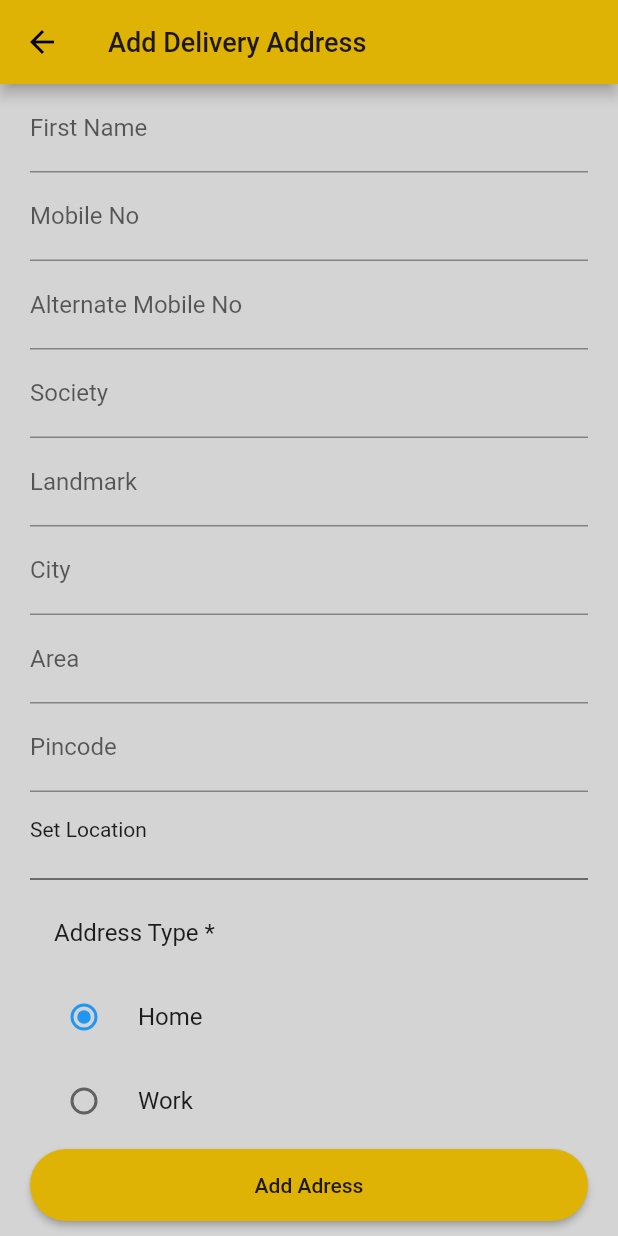
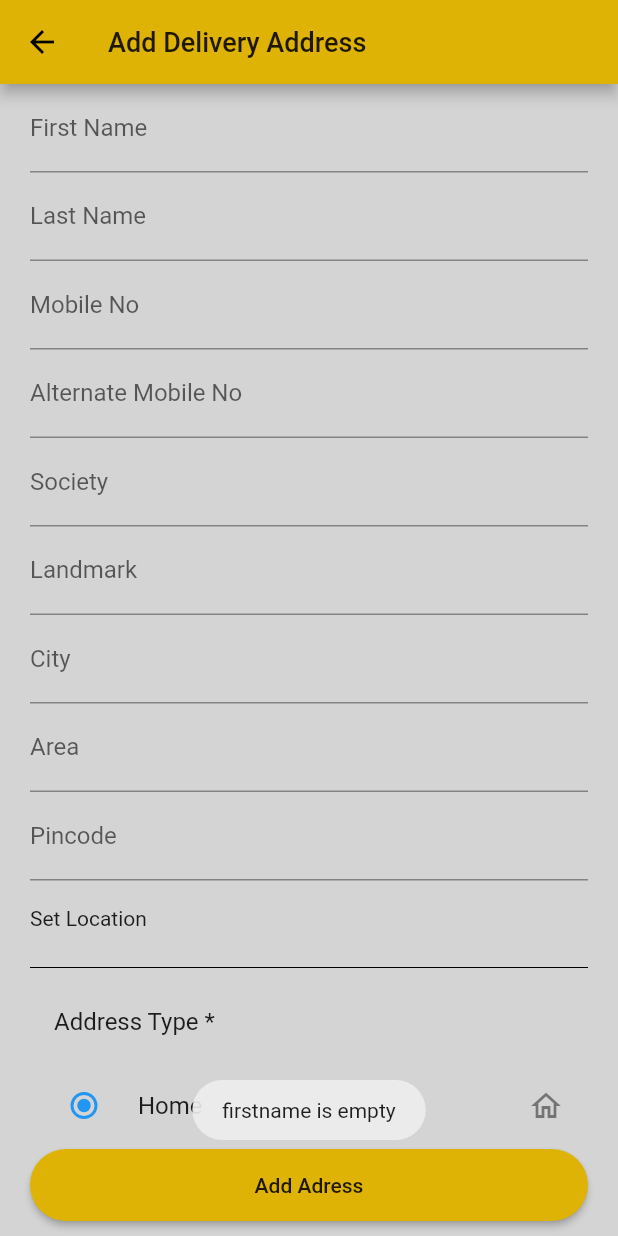
Before and after one commit to swenes/food_app_with_admin_panel_FLUTTER, a Flutter app: the AddDeliveryAdress screen opened directly, after a tap on "Add Adress", on a phone screen of 412 x 824 dp. Run offline on Flutter 3.47's test engine with Material 2 defaults, Android fonts, the light colour scheme and no system bars; our stand-ins replace cloud_firestore, firebase_auth, firebase_core, flutter_signin_button, fluttertoast, google_sign_in; accounts and stored records are empty; network calls fail.

Commit message:
added payment screen and delivery adress screen

```diff
--- a/lib/main.dart
+++ b/lib/main.dart
@@ -1,6 +1,7 @@
 import 'package:firebase_auth/firebase_auth.dart';
 import 'package:flutter/material.dart';
 import 'package:firebase_core/firebase_core.dart';
+import 'package:food_app_ytm/providers/check_out_provider.dart';
 import 'package:food_app_ytm/providers/product_provider.dart';
 import 'package:food_app_ytm/providers/review_cart_provider.dart';
 import 'package:food_app_ytm/providers/user_provider.dart';
@@ -35,6 +36,9 @@
         ),
         ChangeNotifierProvider<WishListProvider>(
           create: (context) => WishListProvider(),
+        ),
+        ChangeNotifierProvider<CheckOutProvider>(
+          create: (context) => CheckOutProvider(),
         )
       ],
       child: MaterialApp(
--- /dev/null
+++ b/lib/providers/check_out_provider.dart
@@ -0,0 +1,65 @@
+import 'package:cloud_firestore/cloud_firestore.dart';
+import 'package:firebase_auth/firebase_auth.dart';
+import 'package:flutter/cupertino.dart';
+import 'package:fluttertoast/fluttertoast.dart';
+
+class CheckOutProvider with ChangeNotifier {
+  TextEditingController firstName = TextEditingController();
+  TextEditingController lastName = TextEditingController();
+  TextEditingController mobileNo = TextEditingController();
+  TextEditingController alternateMobileNo = TextEditingController();
+  TextEditingController scoiety = TextEditingController();
+  TextEditingController landmark = TextEditingController();
+  TextEditingController city = TextEditingController();
+  TextEditingController area = TextEditingController();
+  TextEditingController pincode = TextEditingController();
+  TextEditingController setLocation = TextEditingController();
+
+  bool isLoading = false;
+  void validator(context, myType) async {
+    if (firstName.text.isEmpty) {
+      Fluttertoast.showToast(msg: "firstname is empty");
+    } else if (lastName.text.isEmpty) {
+      Fluttertoast.showToast(msg: "lastname is empty");
+    } else if (mobileNo.text.isEmpty) {
+      Fluttertoast.showToast(msg: "mobileNo is empty");
+    } else if (alternateMobileNo.text.isEmpty) {
+      Fluttertoast.showToast(msg: "alternateMobileNo is empty");
+    } else if (scoiety.text.isEmpty) {
+      Fluttertoast.showToast(msg: "scoiety is empty");
+    } else if (landmark.text.isEmpty) {
+      Fluttertoast.showToast(msg: "landmark is empty");
+    } else if (city.text.isEmpty) {
+      Fluttertoast.showToast(msg: "city is empty");
+    } else if (area.text.isEmpty) {
+      Fluttertoast.showToast(msg: "aera is empty");
+    } else if (pincode.text.isEmpty) {
+      Fluttertoast.showToast(msg: "pincode is empty");
+    } else {
+      isLoading = true;
+      notifyListeners();
+      await FirebaseFirestore.instance
+          .collection("AddDeliverAddress")
+          .doc(FirebaseAuth.instance.currentUser!.uid)
+          .set({
+        "firstname": firstName.text,
+        "lastname": lastName.text,
+        "mobileNo": mobileNo.text,
+        "alternateMobileNo": alternateMobileNo.text,
+        "scoiety": scoiety.text,
+        "landmark": landmark.text,
+        "city": city.text,
+        "aera": area.text,
+        "pincode": pincode.text,
+        "addressType": myType.toString(),
+      }).then((value) async {
+        isLoading = false;
+        notifyListeners();
+        await Fluttertoast.showToast(msg: "Add your deliver address");
+        Navigator.of(context).pop();
+        notifyListeners();
+      });
+      notifyListeners();
+    }
+  }
+}
--- a/lib/screens/check_out/add_delivery_adress.dart
+++ b/lib/screens/check_out/add_delivery_adress/add_delivery_adress.dart
@@ -1,10 +1,11 @@
 // ignore_for_file: constant_identifier_names
 
 import 'package:flutter/material.dart';
-import 'package:food_app_ytm/main.dart';
+import 'package:food_app_ytm/providers/check_out_provider.dart';
 import 'package:food_app_ytm/utils/constants.dart';
+import 'package:provider/provider.dart';
 
-import '../../widgets/check_out_widgets/custom_text_field.dart';
+import '../../../widgets/check_out_widgets/custom_text_field.dart';
 
 class AddDeliveryAdress extends StatefulWidget {
   const AddDeliveryAdress({super.key});
@@ -23,6 +24,7 @@
   var myType = AddressTypes.Home;
   @override
   Widget build(BuildContext context) {
+    CheckOutProvider checkOutProvider = Provider.of(context);
     return Scaffold(
       appBar: AppBar(
         title: const Text(
@@ -33,45 +35,64 @@
       bottomNavigationBar: Container(
         margin: const EdgeInsets.symmetric(vertical: 10, horizontal: 20),
         height: 48,
-        child: MaterialButton(
-          onPressed: () {},
-          shape:
-              RoundedRectangleBorder(borderRadius: BorderRadius.circular(30)),
+        child: checkOutProvider.isLoading == false
+            ? MaterialButton(
+                onPressed: () {
+                  checkOutProvider.validator(context, myType);
+                },
+                shape: RoundedRectangleBorder(
+                    borderRadius: BorderRadius.circular(30)),
                 color: Constants.appBarColor,
                 child: const Text(
                   'Add Adress',
                   style: TextStyle(color: Constants.textColorDark),
                 ),
+              )
+            : const Center(
+                child: CircularProgressIndicator(),
               ),
       ),
       body: Padding(
         padding: const EdgeInsets.symmetric(horizontal: 20),
         child: ListView(
           children: [
-            const CustomTextField(
+            CustomTextField(
               labelText: 'First Name',
+              controller: checkOutProvider.firstName,
             ),
-            const CustomTextField(
+            CustomTextField(
+              labelText: 'Last Name',
+              controller: checkOutProvider.lastName,
+            ),
+            CustomTextField(
               labelText: 'Mobile No',
+              controller: checkOutProvider.mobileNo,
             ),
-            const CustomTextField(
+            CustomTextField(
               labelText: 'Alternate Mobile No',
+              controller: checkOutProvider.alternateMobileNo,
             ),
-            const CustomTextField(
+            CustomTextField(
               labelText: 'Society',
+              controller: checkOutProvider.scoiety,
             ),
-            const CustomTextField(
+            CustomTextField(
               labelText: 'Landmark',
+              controller: checkOutProvider.landmark,
             ),
-            const CustomTextField(
+            CustomTextField(
               labelText: 'City',
+              controller: checkOutProvider.city,
             ),
-            const CustomTextField(
+            CustomTextField(
               labelText: 'Area',
+              controller: checkOutProvider.area,
             ),
-            const CustomTextField(
+            CustomTextField(
               labelText: 'Pincode',
+              controller: checkOutProvider.pincode,
             ),
+
             InkWell(
               onTap: () {},
               child: Container(
@@ -94,6 +115,7 @@
               title: Text('Address Type *'),
             ),
             RadioListTile(
+              secondary: Icon(Icons.home_outlined),
               value: AddressTypes.Home,
               groupValue: myType,
               title: const Text('Home'),
@@ -104,6 +126,7 @@
               },
             ),
             RadioListTile(
+              secondary: Icon(Icons.work_history_outlined),
               value: AddressTypes.Work,
               groupValue: myType,
               title: const Text('Work'),
@@ -114,6 +137,7 @@
               },
             ),
             RadioListTile(
+              secondary: Icon(Icons.devices_other_outlined),
               value: AddressTypes.Other,
               groupValue: myType,
               title: const Text('Other'),
--- a/lib/screens/check_out/single_delivery_item.dart
+++ b/lib/screens/check_out/deliver_details/single_delivery_item.dart
@@ -47,7 +47,7 @@
             ],
           ),
           leading: const Padding(
-            padding: EdgeInsets.only(top: 15.0),
+            padding: EdgeInsets.only(top: 20.0),
             child: CircleAvatar(
               radius: 8,
               backgroundColor: Constants.appBarColor,
--- a/lib/screens/review_screen/review_screen.dart
+++ b/lib/screens/review_screen/review_screen.dart
@@ -1,7 +1,7 @@
 import 'package:flutter/material.dart';
 import 'package:food_app_ytm/models/review_cart_model.dart';
 import 'package:food_app_ytm/providers/review_cart_provider.dart';
-import 'package:food_app_ytm/screens/check_out/delivery_details.dart';
+import 'package:food_app_ytm/screens/check_out/deliver_details/delivery_details.dart';
 import 'package:food_app_ytm/utils/constants.dart';
 import 'package:food_app_ytm/widgets/review_widgets/single_item_review.dart';
 import 'package:provider/provider.dart';
@@ -41,7 +41,7 @@
             }
             Navigator.of(context).push(
               MaterialPageRoute(
-                builder: (context) => const DeliveryDetails(),
+                builder: (context) => DeliveryDetails(),
               ),
             );
           },
```
Also changed, not shown: lib/screens/check_out/deliver_details/delivery_details.dart (added, +115 -0 lines), lib/screens/check_out/delivery_details.dart (deleted, +0 -82 lines), lib/screens/check_out/payment_summary/order_item.dart (added, +35 -0 lines), lib/screens/check_out/payment_summary/payment_summary.dart (added, +142 -0 lines). Lines whose indentation alone changed are shown as unchanged.
